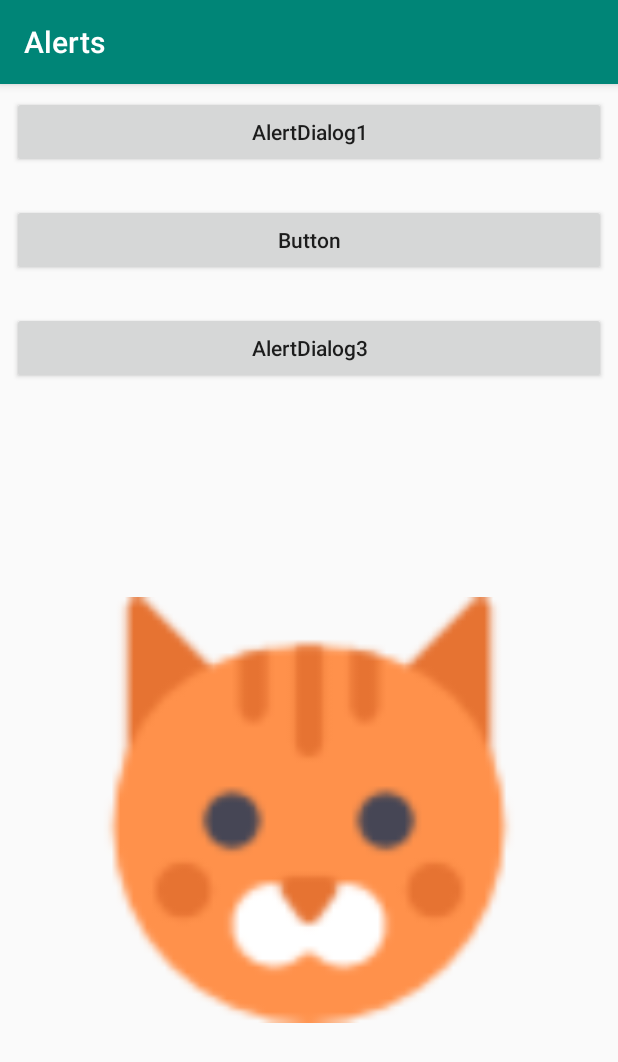
After one commit to jihyuno301/Mobile-Programming, an Android app: the AlertsActivity screen opened directly, with no data from a screen before it, on a phone screen of 412 x 824 dp. The commit adds this screen. Shown: the top 1062 px of the screen. Run offline under Robolectric (Android 15) with nearby library versions, the phone set to English and light mode, and no system bars.

Commit message:
AlertsActivity

```diff
--- a/E02View/app/src/main/java/net/skhu/MainActivity.java
+++ b/E02View/app/src/main/java/net/skhu/MainActivity.java
@@ -50,6 +50,10 @@ public class MainActivity extends AppCompatActivity {
             Intent intent = new Intent(this, SpinnersActivity.class);
             startActivity(intent);
             return true;
+        } else if (id == R.id.action_alerts) {
+            Intent intent = new Intent(this, AlertsActivity.class);
+            startActivity(intent);
+            return true;
         }
 
         return super.onOptionsItemSelected(item);
--- /dev/null
+++ b/E02View/app/src/main/res/layout/activity_alerts.xml
@@ -0,0 +1,70 @@
+<?xml version="1.0" encoding="utf-8"?>
+<androidx.constraintlayout.widget.ConstraintLayout xmlns:android="http://schemas.android.com/apk/res/android"
+    xmlns:app="http://schemas.android.com/apk/res-auto"
+    xmlns:tools="http://schemas.android.com/tools"
+    android:layout_width="match_parent"
+    android:layout_height="match_parent"
+    tools:context=".AlertsActivity">
+
+    <Button
+        android:id="@+id/button1"
+        android:layout_width="match_parent"
+        android:layout_height="wrap_content"
+        android:layout_marginStart="8dp"
+        android:layout_marginLeft="8dp"
+        android:layout_marginTop="8dp"
+        android:layout_marginEnd="8dp"
+        android:layout_marginRight="8dp"
+        android:onClick="button1_clicked"
+        android:text="AlertDialog1"
+        app:layout_constraintEnd_toEndOf="parent"
+        app:layout_constraintStart_toStartOf="parent"
+        app:layout_constraintTop_toTopOf="parent" />
+
+    <Button
+        android:id="@+id/button2"
+        android:layout_width="match_parent"
+        android:layout_height="wrap_content"
+        android:layout_marginStart="8dp"
+        android:layout_marginLeft="8dp"
+        android:layout_marginTop="24dp"
+        android:layout_marginEnd="8dp"
+        android:layout_marginRight="8dp"
+        android:onClick="button2_clicked"
+        android:text="Button"
+        app:layout_constraintEnd_toEndOf="parent"
+        app:layout_constraintStart_toStartOf="parent"
+        app:layout_constraintTop_toBottomOf="@+id/button1"
+        tools:text="AlertDialog2" />
+
+    <Button
+        android:id="@+id/button3"
+        android:layout_width="match_parent"
+        android:layout_height="wrap_content"
+        android:layout_marginStart="8dp"
+        android:layout_marginLeft="8dp"
+        android:layout_marginTop="24dp"
+        android:layout_marginEnd="8dp"
+        android:layout_marginRight="8dp"
+        android:onClick="button3_clicked"
+        android:text="AlertDialog3"
+        app:layout_constraintEnd_toEndOf="parent"
+        app:layout_constraintStart_toStartOf="parent"
+        app:layout_constraintTop_toBottomOf="@+id/button2" />
+
+    <ImageView
+        android:id="@+id/imageView1"
+        android:layout_width="0dp"
+        android:layout_height="0dp"
+        android:layout_marginStart="64dp"
+        android:layout_marginLeft="64dp"
+        android:layout_marginTop="64dp"
+        android:layout_marginEnd="64dp"
+        android:layout_marginRight="64dp"
+        android:layout_marginBottom="64dp"
+        app:layout_constraintBottom_toBottomOf="parent"
+        app:layout_constraintEnd_toEndOf="parent"
+        app:layout_constraintStart_toStartOf="parent"
+        app:layout_constraintTop_toBottomOf="@+id/button3"
+        app:srcCompat="@mipmap/animal_cat_large" />
+</androidx.constraintlayout.widget.ConstraintLayout>
--- a/E02View/app/src/main/res/menu/menu_main.xml
+++ b/E02View/app/src/main/res/menu/menu_main.xml
@@ -11,4 +11,6 @@
         android:title="@string/action_checkboxes" app:showAsAction="never" />
     <item android:id="@+id/action_spinners"
         android:title="@string/action_spinners" app:showAsAction="never"/>
+    <item android:id="@+id/action_alerts"
+        android:title="@string/action_alerts" app:showAsAction="never"/>
 </menu>
--- a/E02View/app/src/main/res/values/strings.xml
+++ b/E02View/app/src/main/res/values/strings.xml
@@ -33,5 +33,20 @@
         <item>기타</item>
     </string-array>
     <string name="action_spinners">Spinners</string>
+    <string-array name="animals">
+        <item>고양이</item>
+        <item>강아지</item>
+        <item>부엉이</item>
+    </string-array>
+    <string name="action_alerts">Alerts</string>
+    <string name="saveSuccess">저장 성공</string>
+    <string name="close">닫기</string>
+    <string name="confirm">확인</string>
+    <string name="doYouWantToDelete">삭제하시겠습니까?</string>
+    <string name="yes">예</string>
+    <string name="no">아니오</string>
+    <string name="selectAnimal">동물 선택</string>
+    <string name="cancel">취소</string>
+
 
 </resources>
--- a/E02View/app/src/main/res/values/styles.xml
+++ b/E02View/app/src/main/res/values/styles.xml
@@ -6,6 +6,7 @@
         <item name="colorPrimary">@color/colorPrimary</item>
         <item name="colorPrimaryDark">@color/colorPrimaryDark</item>
         <item name="colorAccent">@color/colorAccent</item>
+        <item name="textAllCaps">false</item>
     </style>
 
 </resources>
```
Also changed, not shown: E02View/app/src/main/AndroidManifest.xml (+5 -2 lines), E02View/app/src/main/java/net/skhu/AlertsActivity.java (added, +77 -0 lines).
